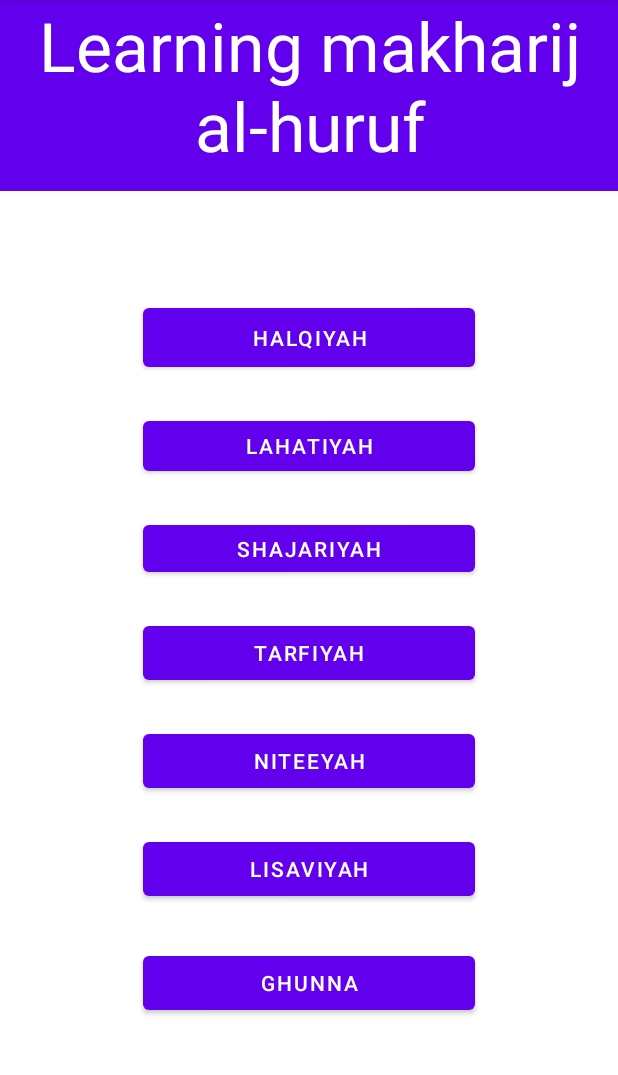
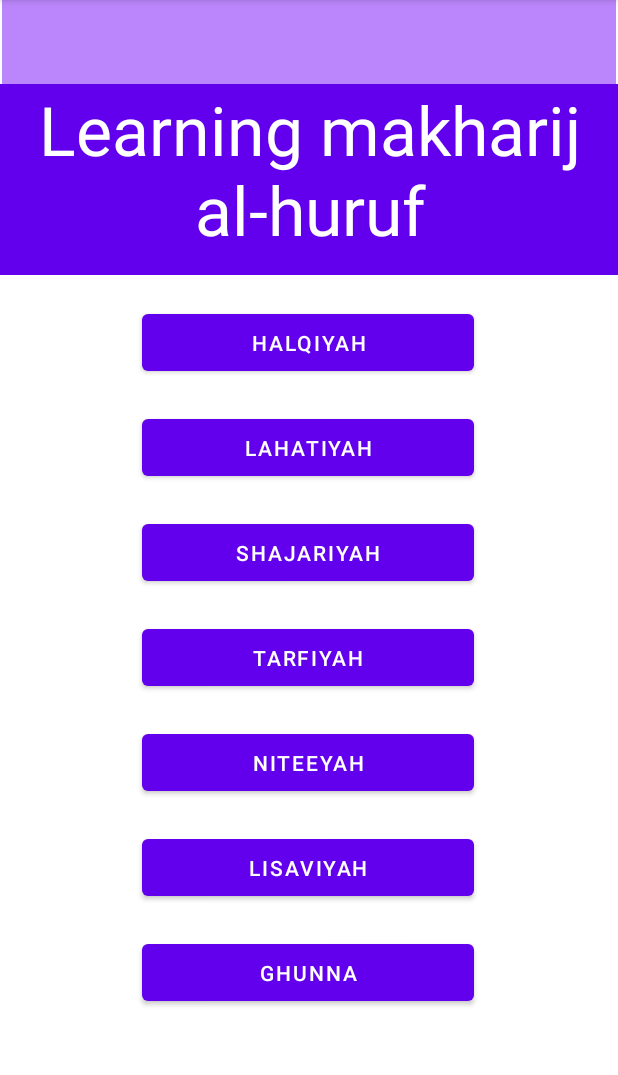
Before and after one commit to Amjad-Ashfaq/testing-app-with-Up-button, an Android app: the learning_activity screen opened directly, with no data from a screen before it, on a phone screen of 412 x 824 dp, the part 84-1159 px from its top. Run offline under Robolectric (Android 15) with nearby library versions, the phone set to English and light mode, and no system bars; 1 statement that could not run was skipped.

Commit message:
toolbar added in learning activity

```diff
--- a/testing-app/app/src/main/java/com/example/myapplication/learning_activity.java
+++ b/testing-app/app/src/main/java/com/example/myapplication/learning_activity.java
@@ -10,6 +10,7 @@ import android.os.Bundle;
 import android.view.View;
 import android.widget.Button;
 import android.widget.ImageView;
+import android.widget.Toolbar;
 
 import java.io.ByteArrayOutputStream;
 
@@ -22,6 +23,7 @@ public class learning_activity extends AppCompatActivity {
     Button lasaviyah_btn;
     Button ghunna_btn;
     ImageView learn_img;
+    Toolbar toolbar;
     @Override
     protected void onCreate(Bundle savedInstanceState) {
         super.onCreate(savedInstanceState);
@@ -39,8 +41,11 @@ public class learning_activity extends AppCompatActivity {
         lasaviyah_btn=(Button) findViewById(R.id.lasaviyah);
         ghunna_btn=(Button) findViewById(R.id.ghunna);
         learn_img=(ImageView) findViewById(R.id.learn_img);
+        toolbar=(Toolbar) findViewById(R.id.upActionBar);
     }
 
+    void setUpAction(){
+    }
     void clickFunctions(){
         halqiyah_btn.setOnClickListener(new View.OnClickListener() {
             @Override
--- a/testing-app/app/src/main/res/layout/activity_learning.xml
+++ b/testing-app/app/src/main/res/layout/activity_learning.xml
@@ -9,32 +9,31 @@
     <Button
         android:id="@+id/ghunna"
         android:layout_width="221dp"
-        android:layout_height="wrap_content"
-        android:layout_marginTop="28dp"
+        android:layout_height="50dp"
+        android:layout_marginTop="20dp"
         android:text="Ghunna"
         android:textColor="@color/white"
-        app:layout_constraintEnd_toEndOf="@+id/niteeyah"
-        app:layout_constraintHorizontal_bias="0.0"
-        app:layout_constraintStart_toStartOf="@+id/niteeyah"
+        app:layout_constraintEnd_toEndOf="@+id/lasaviyah"
+        app:layout_constraintStart_toStartOf="@+id/lasaviyah"
         app:layout_constraintTop_toBottomOf="@+id/lasaviyah" />
 
     <Button
         android:id="@+id/halqiyah_button"
         android:layout_width="221dp"
-        android:layout_height="51dp"
-        android:layout_marginTop="72dp"
+        android:layout_height="50dp"
+        android:layout_marginTop="20dp"
         android:text="Halqiyah"
         android:textColor="@color/white"
         app:layout_constraintEnd_toEndOf="@+id/textView"
-        app:layout_constraintHorizontal_bias="0.497"
+        app:layout_constraintHorizontal_bias="0.494"
         app:layout_constraintStart_toStartOf="@+id/textView"
         app:layout_constraintTop_toBottomOf="@+id/textView" />
 
     <Button
         android:id="@+id/niteeyah"
         android:layout_width="221dp"
-        android:layout_height="wrap_content"
-        android:layout_marginTop="24dp"
+        android:layout_height="50dp"
+        android:layout_marginTop="20dp"
         android:text="Niteeyah"
         android:textColor="@color/white"
         app:layout_constraintEnd_toEndOf="@+id/tarfiyah"
@@ -45,8 +44,8 @@
     <Button
         android:id="@+id/lasaviyah"
         android:layout_width="221dp"
-        android:layout_height="wrap_content"
-        android:layout_marginTop="24dp"
+        android:layout_height="50dp"
+        android:layout_marginTop="20dp"
         android:text="Lisaviyah"
         android:textColor="@color/white"
         app:layout_constraintEnd_toEndOf="@+id/niteeyah"
@@ -57,8 +56,8 @@
     <Button
         android:id="@+id/tarfiyah"
         android:layout_width="221dp"
-        android:layout_height="wrap_content"
-        android:layout_marginTop="24dp"
+        android:layout_height="50dp"
+        android:layout_marginTop="20dp"
         android:text="Tarfiyah"
         android:textColor="@color/white"
         app:layout_constraintEnd_toEndOf="@+id/shajariah"
@@ -69,8 +68,8 @@
     <Button
         android:id="@+id/shajariah"
         android:layout_width="221dp"
-        android:layout_height="43dp"
-        android:layout_marginTop="24dp"
+        android:layout_height="50dp"
+        android:layout_marginTop="20dp"
         android:text="Shajariyah"
         android:textColor="@color/white"
         app:layout_constraintEnd_toEndOf="@+id/lahatiyah"
@@ -88,18 +87,30 @@
         android:textAppearance="@style/TextAppearance.AppCompat.Display2"
         android:textColor="@color/white"
         app:layout_constraintEnd_toEndOf="parent"
-        app:layout_constraintHorizontal_bias="0.498"
+        app:layout_constraintHorizontal_bias="0.0"
         app:layout_constraintStart_toStartOf="parent"
-        app:layout_constraintTop_toTopOf="parent" />
+        app:layout_constraintTop_toBottomOf="@+id/upActionBar" />
 
     <Button
         android:id="@+id/lahatiyah"
         android:layout_width="221dp"
-        android:layout_height="45dp"
-        android:layout_marginTop="24dp"
+        android:layout_height="50dp"
+        android:layout_marginTop="20dp"
         android:text="Lahatiyah"
         android:textColor="@color/white"
         app:layout_constraintEnd_toEndOf="@+id/halqiyah_button"
         app:layout_constraintStart_toStartOf="@+id/halqiyah_button"
         app:layout_constraintTop_toBottomOf="@+id/halqiyah_button" />
+
+    <androidx.appcompat.widget.Toolbar
+        android:id="@+id/upActionBar"
+        android:layout_width="409dp"
+        android:layout_height="wrap_content"
+        android:background="@color/purple_200"
+        android:minHeight="?attr/actionBarSize"
+        android:theme="@style/ThemeOverlay.AppCompat.ActionBar"
+        app:layout_constraintBottom_toTopOf="@+id/textView"
+        app:layout_constraintEnd_toEndOf="parent"
+        app:layout_constraintStart_toStartOf="parent"
+        app:layout_constraintTop_toTopOf="parent" />
 </androidx.constraintlayout.widget.ConstraintLayout>
```
